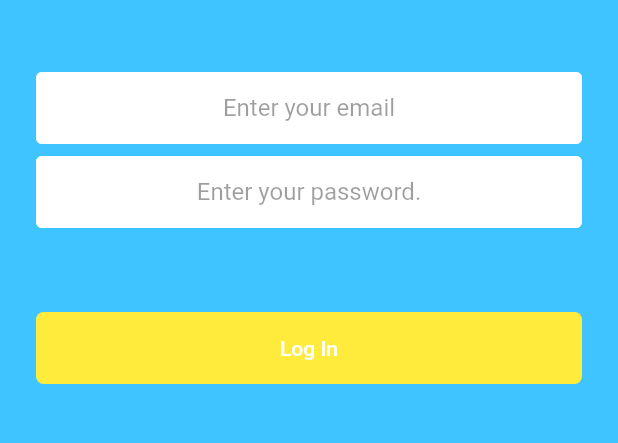
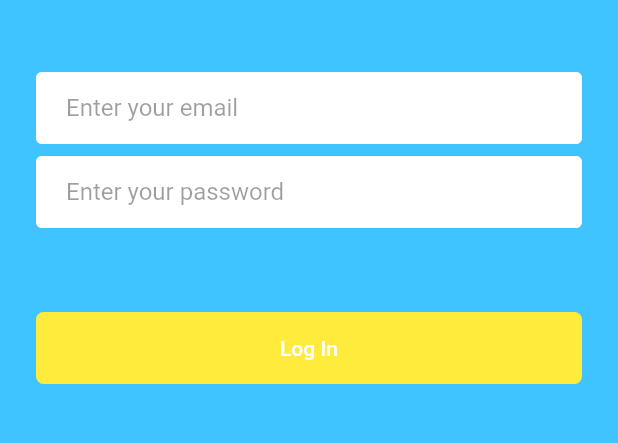
Before and after one commit to UpstreamCode/interconnect_mobile_app, a Flutter app: the screen it shows after launch, after a tap on "Login", on a phone screen of 412 x 824 dp, the part 552-995 px from its top. Run offline on Flutter 3.47's test engine with Material 2 defaults, Android fonts, the phone set to English and light mode, and no system bars; our stand-ins replace firebase_auth, modal_progress_hud; accounts and stored records are empty.

Commit message:
minor visual fixes

```diff
--- a/lib/components/custom_input.dart
+++ b/lib/components/custom_input.dart
@@ -10,7 +10,7 @@ class CustomInputField extends StatelessWidget {
   @override
   Widget build(BuildContext context) {
     return TextField(
-      textAlign: TextAlign.center,
+      textAlign: TextAlign.left,
       onChanged: action,
       style: TextStyle(color: Colors.black87),
       decoration: kTextFieldDecoration.copyWith(
--- a/lib/constants/styles.dart
+++ b/lib/constants/styles.dart
@@ -8,14 +8,13 @@ const kTitleStyle = TextStyle(
 const kTextFieldDecoration = InputDecoration(
   hintText: 'Enter your email',
   hintStyle: TextStyle(color: Colors.black38),
+  fillColor: Colors.white,
+  filled: true,
   contentPadding: EdgeInsets.symmetric(vertical: 10.0, horizontal: 20.0),
-  border: OutlineInputBorder(
-    borderRadius: BorderRadius.all(Radius.circular(32.0)),
-  ),
   enabledBorder: OutlineInputBorder(
-    borderSide: BorderSide(color: Colors.blueAccent, width: 1.0),
+    borderSide: BorderSide(color: Colors.white, width: 1.0),
   ),
   focusedBorder: OutlineInputBorder(
-    borderSide: BorderSide(color: Colors.blueAccent, width: 2.0),
+    borderSide: BorderSide(color: Colors.white, width: 2.0),
   ),
 );
--- a/lib/startscreens/login_page.dart
+++ b/lib/startscreens/login_page.dart
@@ -24,7 +24,19 @@ class _LoginPageState extends State<LoginPage> {
 
   @override
   Widget build(BuildContext context) {
-    return ModalProgressHUD(
+    return Container(
+      decoration: BoxDecoration(
+        gradient: LinearGradient(
+          begin: Alignment.topCenter,
+          end: Alignment.bottomCenter,
+          stops: [0.5, 0.9],
+          colors: [
+            Colors.lightBlueAccent,
+            Colors.lightBlue,
+          ],
+        ),
+      ),
+      child: ModalProgressHUD(
         inAsyncCall: showProgress,
         child: Scaffold(
           backgroundColor: ThemeColors.backgroundColor,
@@ -56,7 +68,7 @@ class _LoginPageState extends State<LoginPage> {
                   height: 8.0,
                 ),
                 CustomInputField(
-                'Enter your password.',
+                  'Enter your password',
                   (value) {
                     password = value;
                   },
@@ -94,6 +106,7 @@ class _LoginPageState extends State<LoginPage> {
             ),
           ),
         ),
+      ),
     );
   }
 }
--- a/lib/startscreens/welcome_page.dart
+++ b/lib/startscreens/welcome_page.dart
@@ -47,7 +47,19 @@ class _WelcomePageState extends State<WelcomePage>
   Widget build(BuildContext context) {
     return Scaffold(
       backgroundColor: colorAnimation.value,
-      body: Padding(
+      body: Container(
+        decoration: BoxDecoration(
+          gradient: LinearGradient(
+            begin: Alignment.topCenter,
+            end: Alignment.bottomCenter,
+            stops: [0.5, 0.9],
+            colors: [
+              Colors.lightBlueAccent,
+              Colors.lightBlue,
+            ],
+          ),
+        ),
+        child: Padding(
           padding: EdgeInsets.symmetric(horizontal: 24.0),
           child: Column(
             mainAxisAlignment: MainAxisAlignment.center,
@@ -84,6 +96,7 @@ class _WelcomePageState extends State<WelcomePage>
             ],
           ),
         ),
+      ),
     );
   }
 }
```
Lines whose indentation alone changed are shown as unchanged.
